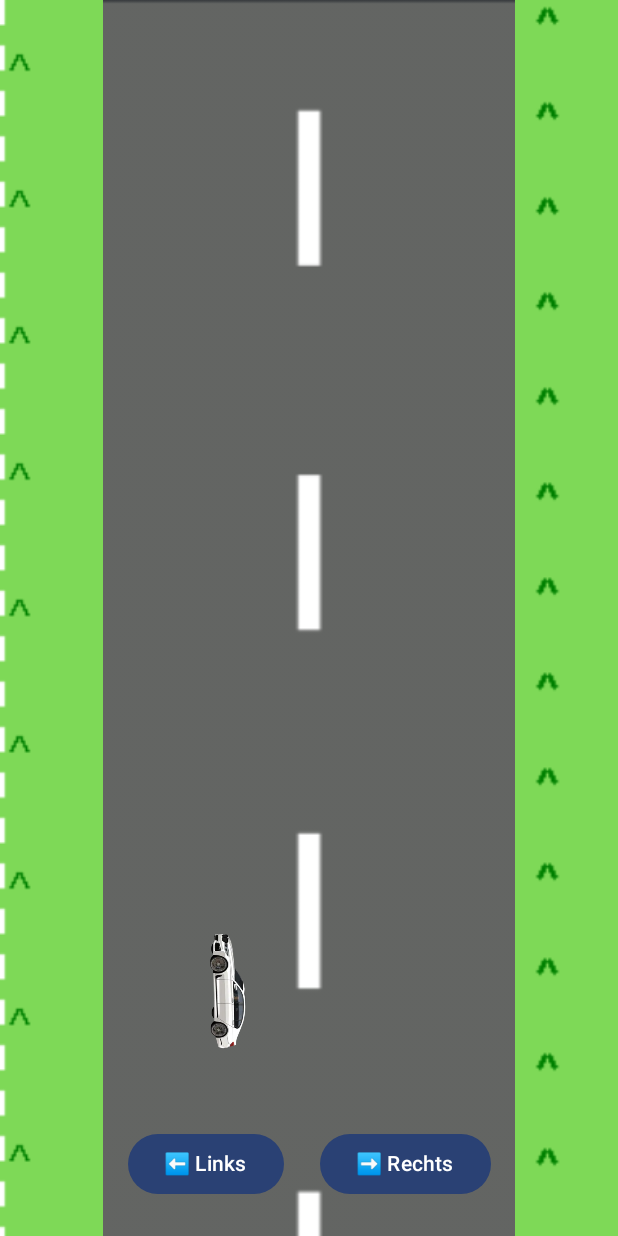
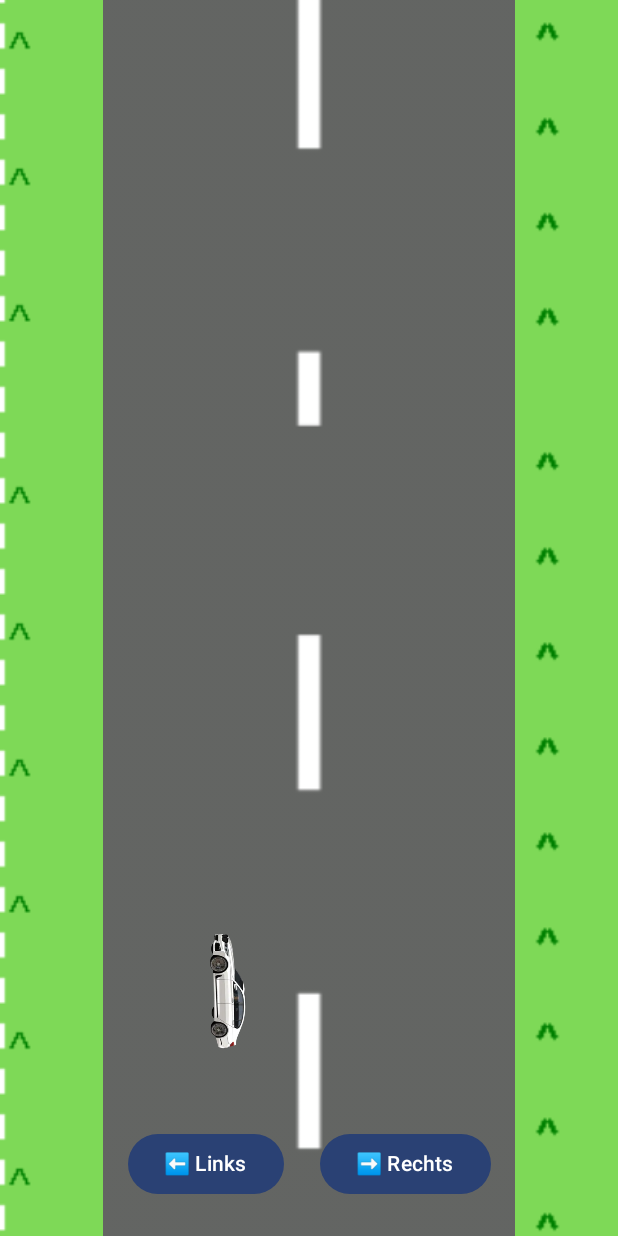
Before and after one commit to raphiruoff/DodgeDrive, an Android app built with Jetpack Compose: the RaceGameScreen screen opened through its navigation route, after a tap on "⬅️ Links", on a phone screen of 412 x 824 dp. Run offline under Robolectric (Android 15) with nearby library versions, the phone set to English and light mode, and no system bars; libraries missing offline, so code that uses them is left out: io.grpc, io.grpc.okhttp.

Commit message:
add scrolling of Race Track

```diff
--- a/login/src/main/java/com/example/race/ui/racegame/RaceGameScreen.kt
+++ b/login/src/main/java/com/example/race/ui/racegame/RaceGameScreen.kt
@@ -8,7 +8,7 @@ import androidx.compose.ui.Alignment
 import androidx.compose.ui.Modifier
 import androidx.compose.ui.unit.dp
 import com.example.race.ui.racegame.components.Car
-import com.example.race.ui.racegame.components.RaceTrack
+import com.example.race.ui.racegame.components.ScrollingRaceTrack
 import com.example.race.ui.racegame.state.CarState
 
 @Composable
@@ -37,7 +37,7 @@ fun RaceGameScreen() {
                 carState.value = CarState(carX = centerX, carY = lowerY, angle = 0f)
             }
 
-            RaceTrack()
+            ScrollingRaceTrack()
             Car(carState = carState.value)
 
 
--- /dev/null
+++ b/login/src/main/java/com/example/race/ui/racegame/components/ScrollingRaceTrack.kt
@@ -0,0 +1,38 @@
+package com.example.race.ui.racegame.components
+
+import androidx.compose.foundation.Image
+import androidx.compose.foundation.layout.*
+import androidx.compose.runtime.*
+import androidx.compose.ui.Modifier
+import androidx.compose.ui.layout.ContentScale
+import androidx.compose.ui.res.painterResource
+import androidx.compose.ui.unit.IntOffset
+import com.example.login.R
+import kotlinx.coroutines.delay
+import kotlin.math.roundToInt
+@Composable
+fun ScrollingRaceTrack(modifier: Modifier = Modifier) {
+    var offsetY by remember { mutableStateOf(0f) }
+    val scrollSpeed = 4f
+
+    LaunchedEffect(Unit) {
+        while (true) {
+            offsetY += scrollSpeed
+            if (offsetY >= 1000f) {
+                offsetY = 0f
+            }
+            delay(16)
+        }
+    }
+
+    Box(modifier = modifier) {
+        // Obere Strecke (wird runtergeschoben)
+        RaceTrack(
+            Modifier.offset { IntOffset(0, offsetY.roundToInt()) }
+        )
+        // Zweite Strecke direkt über der ersten
+        RaceTrack(
+            Modifier.offset { IntOffset(0, offsetY.roundToInt() - 1000) }
+        )
+    }
+}
```
